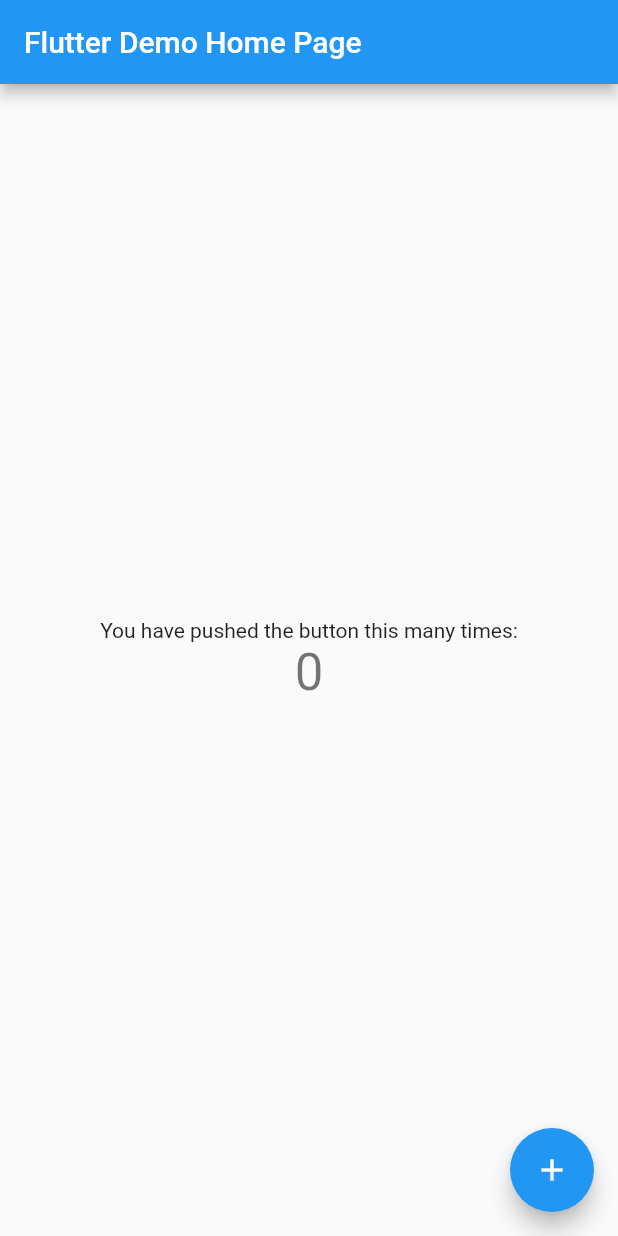
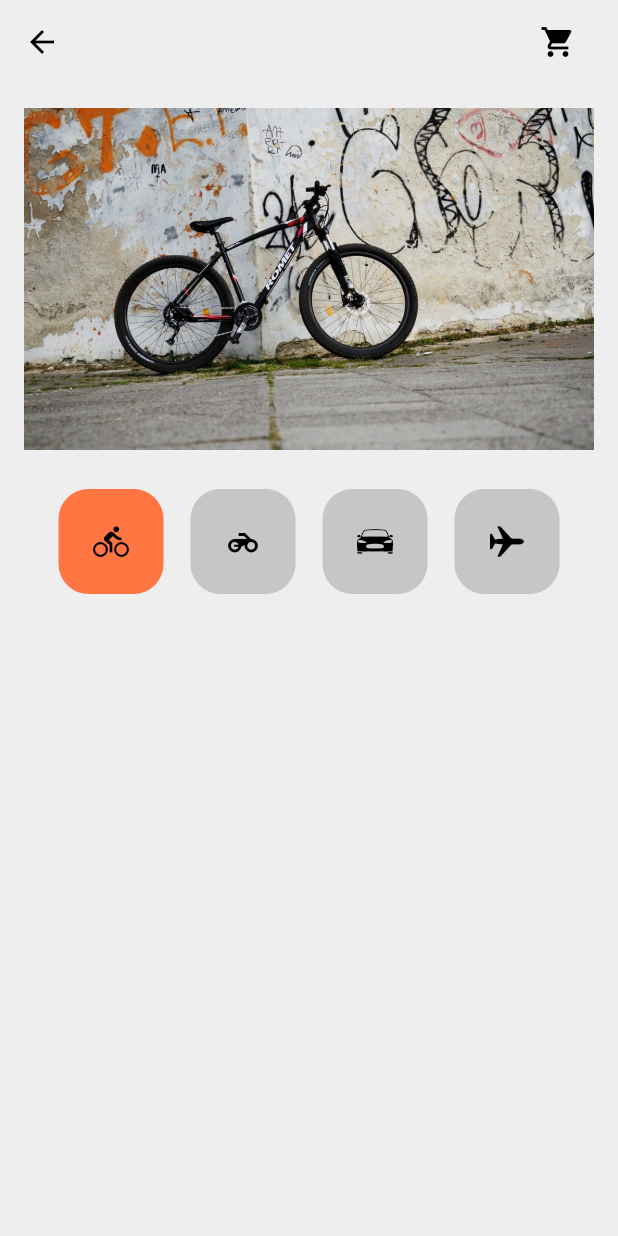
Before and after one commit to clean17/flutter-shopping-cart, a Flutter app: the screen it shows after launch, on a phone screen of 412 x 824 dp. Run offline on Flutter 3.47's test engine with Material 2 defaults, Android fonts, the phone set to English and light mode, and no system bars.

Commit message:
statefulWidget 추가

```diff
--- a/lib/components/shopping_header.dart
+++ b/lib/components/shopping_header.dart
@@ -0,0 +1,77 @@
+import 'package:flutter/cupertino.dart';
+import 'package:flutter/material.dart';
+import 'package:flutter_shopping_cart/constants.dart';
+
+class ShoppingCartHeader extends StatefulWidget {
+
+  @override
+  State<ShoppingCartHeader> createState() => _ShoppingCartHeaderState();
+}
+
+class _ShoppingCartHeaderState extends State<ShoppingCartHeader> {
+  int selectedId = 0;
+
+  List<String> selectedPic = [
+    "assets/p1.jpeg",
+    "assets/p2.jpeg",
+    "assets/p3.jpeg",
+    "assets/p4.jpeg",
+  ];
+
+  @override
+  Widget build(BuildContext context) {
+    return Column(
+      children: [
+        _buildHeaderPic(),
+        _buildHeaderSelector(),
+      ],
+    );
+  }
+
+  Widget _buildHeaderPic() {
+    return Padding(
+      padding: const EdgeInsets.all(16.0),
+      child: AspectRatio(
+        aspectRatio: 5/3,
+        child: Image.asset(
+          selectedPic[selectedId],
+          fit: BoxFit.cover,
+        ),
+      ),
+    );
+  }
+
+  Widget _buildHeaderSelector(){
+    return Padding(
+      padding: const EdgeInsets.only(left: 30, right: 30, top: 10, bottom: 30),
+      child: Row(
+        mainAxisAlignment: MainAxisAlignment.spaceAround,
+        children: [
+          _buildHeaderSelectorButton(0, Icons.directions_bike),
+          _buildHeaderSelectorButton(1, Icons.motorcycle),
+          _buildHeaderSelectorButton(2, CupertinoIcons.car_detailed),
+          _buildHeaderSelectorButton(3, CupertinoIcons.airplane),
+        ],
+      ),
+    );
+  }
+
+  Widget _buildHeaderSelectorButton(int id, IconData mIcon) {
+    return Container(
+      width: 70,
+      height: 70,
+      decoration: BoxDecoration(
+        color: id == selectedId ? kAccentColor : kSecondaryColor,
+        borderRadius: BorderRadius.circular(20),
+      ),
+      child: IconButton(
+        icon: Icon(mIcon, color: Colors.black),
+        onPressed: () {
+          setState(() {
+            selectedId = id;
+          });
+        },
+      ),
+    );
+  }
+}
--- a/lib/components/shoppingcart_detail.dart
+++ b/lib/components/shoppingcart_detail.dart
@@ -0,0 +1,10 @@
+import 'package:flutter/material.dart';
+
+class ShoppingCartDetail extends StatelessWidget {
+  const ShoppingCartDetail({Key? key}) : super(key: key);
+
+  @override
+  Widget build(BuildContext context) {
+    return SizedBox();
+  }
+}
--- a/lib/constants.dart
+++ b/lib/constants.dart
@@ -0,0 +1,20 @@
+import 'package:flutter/material.dart';
+
+const kPrimaryColor = MaterialColor(
+  0xFFeeeeee,
+  <int, Color>{
+    50: Color(0xFFeeeeee),
+    100: Color(0xFFeeeeee),
+    200: Color(0xFFeeeeee),
+    300: Color(0xFFeeeeee),
+    400: Color(0xFFeeeeee),
+    500: Color(0xFFeeeeee),
+    600: Color(0xFFeeeeee),
+    700: Color(0xFFeeeeee),
+    800: Color(0xFFeeeeee),
+    900: Color(0xFFeeeeee),
+  },
+);
+
+const kSecondaryColor = Color(0xFFc6c6c6); // 기본 버튼 색
+const kAccentColor = Color(0xFFff7643); // 활성화 버튼 색
--- a/lib/main.dart
+++ b/lib/main.dart
@@ -1,115 +1,53 @@
 import 'package:flutter/material.dart';
+import 'package:flutter_shopping_cart/theme.dart';
+
+import 'components/shopping_header.dart';
+import 'components/shoppingcart_detail.dart';
 
 void main() {
-  runApp(const MyApp());
+  runApp(MyApp());
 }
 
 class MyApp extends StatelessWidget {
   const MyApp({super.key});
 
-  // This widget is the root of your application.
   @override
   Widget build(BuildContext context) {
     return MaterialApp(
-      title: 'Flutter Demo',
-      theme: ThemeData(
-        // This is the theme of your application.
-        //
-        // Try running your application with "flutter run". You'll see the
-        // application has a blue toolbar. Then, without quitting the app, try
-        // changing the primarySwatch below to Colors.green and then invoke
-        // "hot reload" (press "r" in the console where you ran "flutter run",
-        // or simply save your changes to "hot reload" in a Flutter IDE).
-        // Notice that the counter didn't reset back to zero; the application
-        // is not restarted.
-        primarySwatch: Colors.blue,
-      ),
-      home: const MyHomePage(title: 'Flutter Demo Home Page'),
+      theme: theme(),
+      home: ShoppingCartPage(),
     );
   }
 }
 
-class MyHomePage extends StatefulWidget {
-  const MyHomePage({super.key, required this.title});
-
-  // This widget is the home page of your application. It is stateful, meaning
-  // that it has a State object (defined below) that contains fields that affect
-  // how it looks.
-
-  // This class is the configuration for the state. It holds the values (in this
-  // case the title) provided by the parent (in this case the App widget) and
-  // used by the build method of the State. Fields in a Widget subclass are
-  // always marked "final".
-
-  final String title;
-
+class ShoppingCartPage extends StatelessWidget {
   @override
-  State<MyHomePage> createState() => _MyHomePageState();
-}
-
-class _MyHomePageState extends State<MyHomePage> {
-  int _counter = 0;
-
-  void _incrementCounter() {
-    setState(() {
-      // This call to setState tells the Flutter framework that something has
-      // changed in this State, which causes it to rerun the build method below
-      // so that the display can reflect the updated values. If we changed
-      // _counter without calling setState(), then the build method would not be
-      // called again, and so nothing would appear to happen.
-      _counter++;
-    });
+  Widget build(BuildContext context) {
+    return Scaffold(
+      appBar: _buildShoppingCartAppBar(),
+      body: Column(
+        children: [
+          ShoppingCartHeader(),
+          ShoppingCartDetail(),
+        ],
+      ),
+    );
   }
 
-  @override
-  Widget build(BuildContext context) {
-    // This method is rerun every time setState is called, for instance as done
-    // by the _incrementCounter method above.
-    //
-    // The Flutter framework has been optimized to make rerunning build methods
-    // fast, so that you can just rebuild anything that needs updating rather
-    // than having to individually change instances of widgets.
-    return Scaffold(
-      appBar: AppBar(
-        // Here we take the value from the MyHomePage object that was created by
-        // the App.build method, and use it to set our appbar title.
-        title: Text(widget.title),
+  AppBar _buildShoppingCartAppBar() {
+    return AppBar(
+      leading: IconButton(
+        icon: Icon(Icons.arrow_back),
+        onPressed: () {},
       ),
-      body: Center(
-        // Center is a layout widget. It takes a single child and positions it
-        // in the middle of the parent.
-        child: Column(
-          // Column is also a layout widget. It takes a list of children and
-          // arranges them vertically. By default, it sizes itself to fit its
-          // children horizontally, and tries to be as tall as its parent.
-          //
-          // Invoke "debug painting" (press "p" in the console, choose the
-          // "Toggle Debug Paint" action from the Flutter Inspector in Android
-          // Studio, or the "Toggle Debug Paint" command in Visual Studio Code)
-          // to see the wireframe for each widget.
-          //
-          // Column has various properties to control how it sizes itself and
-          // how it positions its children. Here we use mainAxisAlignment to
-          // center the children vertically; the main axis here is the vertical
-          // axis because Columns are vertical (the cross axis would be
-          // horizontal).
-          mainAxisAlignment: MainAxisAlignment.center,
-          children: <Widget>[
-            const Text(
-              'You have pushed the button this many times:',
-            ),
-            Text(
-              '$_counter',
-              style: Theme.of(context).textTheme.headlineMedium,
-            ),
-          ],
+      actions: [
+        IconButton(
+          icon: Icon(Icons.shopping_cart),
+          onPressed: () {},
         ),
-      ),
-      floatingActionButton: FloatingActionButton(
-        onPressed: _incrementCounter,
-        tooltip: 'Increment',
-        child: const Icon(Icons.add),
-      ), // This trailing comma makes auto-formatting nicer for build methods.
+        SizedBox(width: 16),
+      ],
+      elevation: 0.0,
     );
   }
 }
--- a/lib/theme.dart
+++ b/lib/theme.dart
@@ -0,0 +1,10 @@
+import 'package:flutter/material.dart';
+
+import 'constants.dart';
+
+ThemeData theme() {
+  return ThemeData(
+    primarySwatch: kPrimaryColor,
+    scaffoldBackgroundColor: kPrimaryColor,
+  );
+}
```
